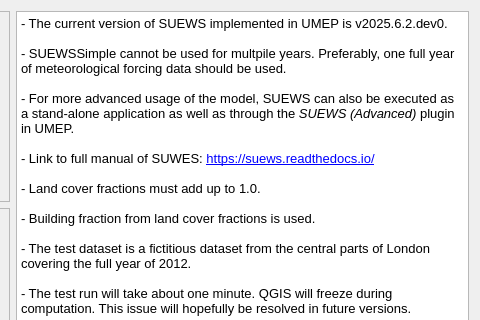
Above: SuewsSimple/suews_simple_dialog_base.ui from UMEP-dev/UMEP before the change; both pictures show x 941 to 1421 and y 0 to 320 of the 1421 by 747 pixel window. Below: the same form after it.
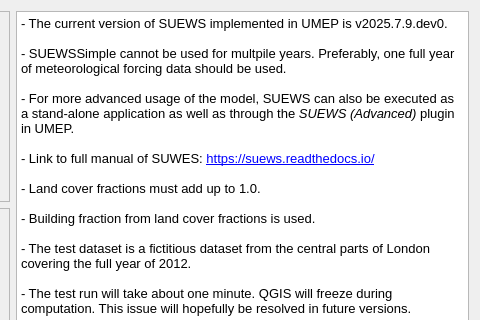
That is the form after the change.

```diff
--- a/SuewsSimple/suews_simple_dialog_base.ui
+++ b/SuewsSimple/suews_simple_dialog_base.ui
@@ -345,7 +345,7 @@
 &lt;html&gt;&lt;head&gt;&lt;meta name=&quot;qrichtext&quot; content=&quot;1&quot; /&gt;&lt;style type=&quot;text/css&quot;&gt;
 p, li { white-space: pre-wrap; }
 &lt;/style&gt;&lt;/head&gt;&lt;body style=&quot; font-family:'MS Shell Dlg 2'; font-size:7.8pt; font-weight:400; font-style:normal;&quot;&gt;
-&lt;p style=&quot; margin-top:0px; margin-bottom:0px; margin-left:0px; margin-right:0px; -qt-block-indent:0; text-indent:0px;&quot;&gt;&lt;span style=&quot; font-size:10pt;&quot;&gt;- The current version of SUEWS implemented in UMEP is v2025.6.2.dev0.&lt;/span&gt;&lt;/p&gt;
+&lt;p style=&quot; margin-top:0px; margin-bottom:0px; margin-left:0px; margin-right:0px; -qt-block-indent:0; text-indent:0px;&quot;&gt;&lt;span style=&quot; font-size:10pt;&quot;&gt;- The current version of SUEWS implemented in UMEP is v2025.7.9.dev0.&lt;/span&gt;&lt;/p&gt;
 &lt;p style=&quot;-qt-paragraph-type:empty; margin-top:0px; margin-bottom:0px; margin-left:0px; margin-right:0px; -qt-block-indent:0; text-indent:0px; font-size:10pt;&quot;&gt;&lt;br /&gt;&lt;/p&gt;
 &lt;p style=&quot; margin-top:0px; margin-bottom:0px; margin-left:0px; margin-right:0px; -qt-block-indent:0; text-indent:0px;&quot;&gt;&lt;span style=&quot; font-size:10pt;&quot;&gt;- SUEWSSimple cannot be used for multpile years. Preferably, one full year of meteorological forcing data should be used.&lt;/span&gt;&lt;/p&gt;
 &lt;p style=&quot;-qt-paragraph-type:empty; margin-top:0px; margin-bottom:0px; margin-left:0px; margin-right:0px; -qt-block-indent:0; text-indent:0px; font-size:10pt;&quot;&gt;&lt;br /&gt;&lt;/p&gt;
```
